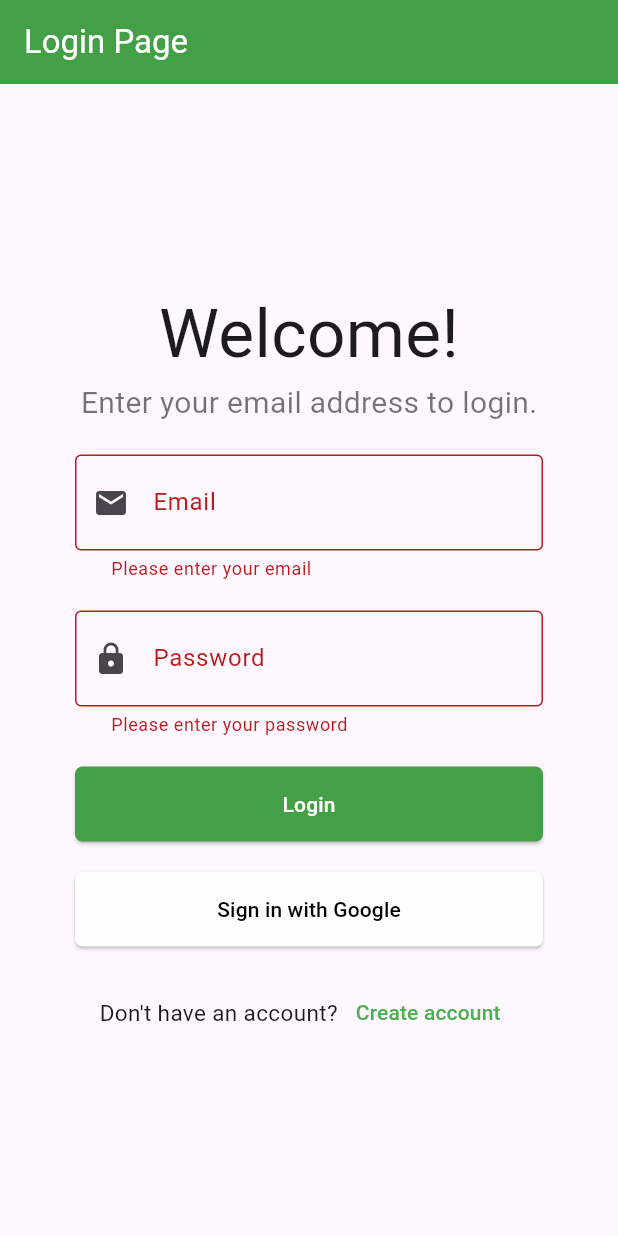
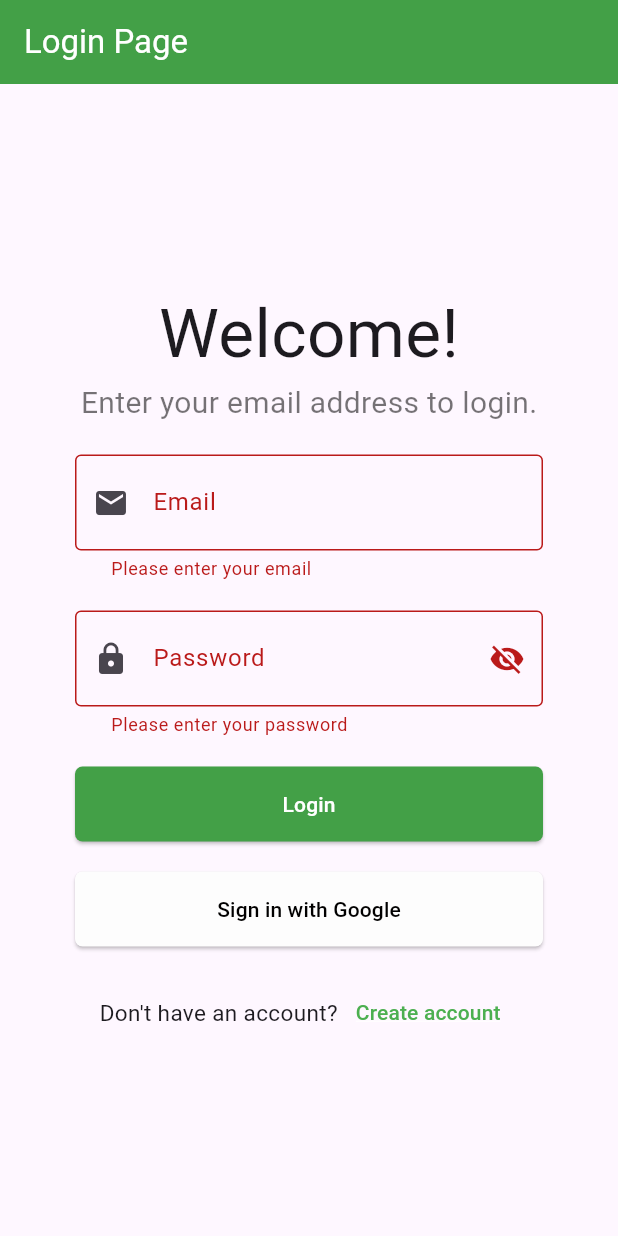
Before and after one commit to jc-lulu/First, a Flutter app: the screen it shows after launch, after a tap on "Login", after a tap on "Sign in with Google", on a phone screen of 412 x 824 dp. Run offline on Flutter 3.47's test engine with Material 3 defaults, Android fonts, the phone set to English and light mode, and no system bars; our stand-ins replace firebase_auth, firebase_core, google_sign_in; accounts and stored records are empty; network calls fail.

```diff
--- a/lib/main.dart
+++ b/lib/main.dart
@@ -1,9 +1,10 @@
+// ignore_for_file: use_build_context_synchronously
 import 'package:firebase_auth/firebase_auth.dart';
 import 'package:firebase_core/firebase_core.dart';
 import 'package:flutter/foundation.dart';
 import 'package:flutter/material.dart';
 import 'package:google_sign_in/google_sign_in.dart';
-import 'package:my_app/widgets.dart'; // Assuming RegisterPage is imported from widgets.dart
+import 'package:my_app/widgets.dart';
 
 Future main() async {
   WidgetsFlutterBinding.ensureInitialized();
@@ -26,6 +27,7 @@ class MyApp extends StatelessWidget {
   Widget build(BuildContext context) {
     return MaterialApp(
       title: 'My Application',
+      debugShowCheckedModeBanner: false,
       theme: ThemeData(
         colorScheme: ColorScheme.fromSeed(seedColor: Colors.deepPurple),
         useMaterial3: true,
@@ -80,13 +82,13 @@ class _MyHomePageState extends State<MyHomePage> {
   }
 
   Future<void> _signInWithGoogle() async {
-    final GoogleSignIn _googleSignIn = GoogleSignIn(
+    final GoogleSignIn googleSignIn = GoogleSignIn(
       clientId:
           '418598477332-k7fphhii1kgcgnfboiq39sihsqgtsnqj.apps.googleusercontent.com',
     );
 
     try {
-      final GoogleSignInAccount? googleUser = await _googleSignIn.signIn();
+      final GoogleSignInAccount? googleUser = await googleSignIn.signIn();
 
       if (googleUser == null) {
         return;
@@ -110,12 +112,17 @@ class _MyHomePageState extends State<MyHomePage> {
         ),
       );
     } catch (e) {
-      print("Error occurred during Google sign-in: $e");
+      if (kDebugMode) {
+        print("Error occurred during Google sign-in: $e");
+      }
       ScaffoldMessenger.of(context).showSnackBar(
         SnackBar(content: Text('Sign-in failed: $e')),
       );
     }
   }
+
+  bool isPasswordVisible = false;
+  Icon passwordIcon = const Icon(Icons.visibility_off);
 
   @override
   Widget build(BuildContext context) {
@@ -161,13 +168,25 @@ class _MyHomePageState extends State<MyHomePage> {
                   const SizedBox(height: 20),
                   TextFormField(
                     controller: _passwordController,
-                    obscureText: true,
-                    decoration: const InputDecoration(
-                      contentPadding: EdgeInsets.all(20),
-                      border: OutlineInputBorder(),
-                      labelText: 'Password',
-                      prefixIcon: Icon(Icons.lock),
-                    ),
+                    obscureText: isPasswordVisible ? false : true,
+                    decoration: InputDecoration(
+                        contentPadding: const EdgeInsets.all(20),
+                        border: const OutlineInputBorder(),
+                        labelText: 'Password',
+                        prefixIcon: const Icon(Icons.lock),
+                        suffixIcon: IconButton(
+                          onPressed: () {
+                            setState(() {
+                              isPasswordVisible = !isPasswordVisible;
+                              if (isPasswordVisible) {
+                                passwordIcon = const Icon(Icons.visibility);
+                              } else {
+                                passwordIcon = const Icon(Icons.visibility_off);
+                              }
+                            });
+                          },
+                          icon: passwordIcon,
+                        )),
                     validator: (value) {
                       if (value == null || value.isEmpty) {
                         return 'Please enter your password';
@@ -181,7 +200,6 @@ class _MyHomePageState extends State<MyHomePage> {
                     height: 50.0,
                     child: ElevatedButton(
                       onPressed: _login,
-                      child: const Text('Login'),
                       style: ElevatedButton.styleFrom(
                         backgroundColor: Colors.green[600],
                         foregroundColor: Colors.white,
@@ -189,6 +207,7 @@ class _MyHomePageState extends State<MyHomePage> {
                           borderRadius: BorderRadius.circular(5),
                         ),
                       ),
+                      child: const Text('Login'),
                     ),
                   ),
                   const SizedBox(height: 20),
@@ -197,7 +216,6 @@ class _MyHomePageState extends State<MyHomePage> {
                     height: 50.0,
                     child: ElevatedButton(
                       onPressed: _signInWithGoogle,
-                      child: const Text('Sign in with Google'),
                       style: ElevatedButton.styleFrom(
                         backgroundColor:
                             const Color.fromARGB(255, 253, 253, 253),
@@ -206,6 +224,7 @@ class _MyHomePageState extends State<MyHomePage> {
                           borderRadius: BorderRadius.circular(5),
                         ),
                       ),
+                      child: const Text('Sign in with Google'),
                     ),
                   ),
                   const SizedBox(height: 20),
@@ -225,10 +244,7 @@ class _MyHomePageState extends State<MyHomePage> {
                               ),
                             ),
                           );
-                          if (result == true) {
-                            // Update state or perform any actions if necessary
-                          }
-                          // Update registeredUsers if any new user is added
+                          if (result == true) {}
                         },
                         child: const Text(
                           'Create account',
```
